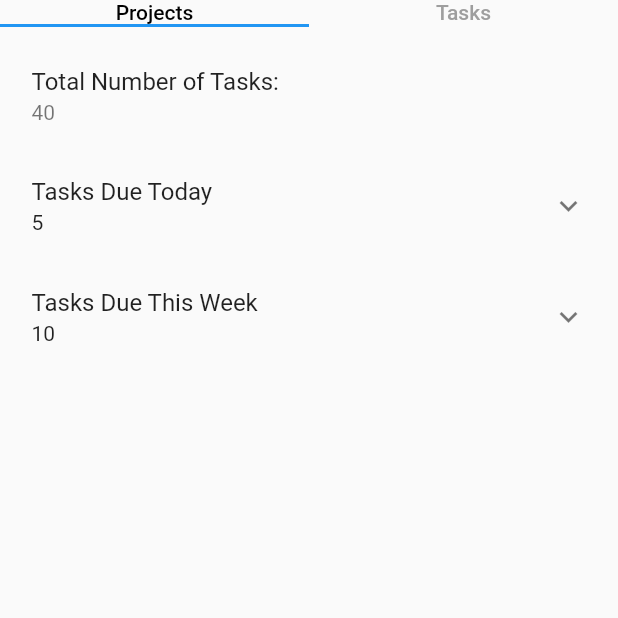
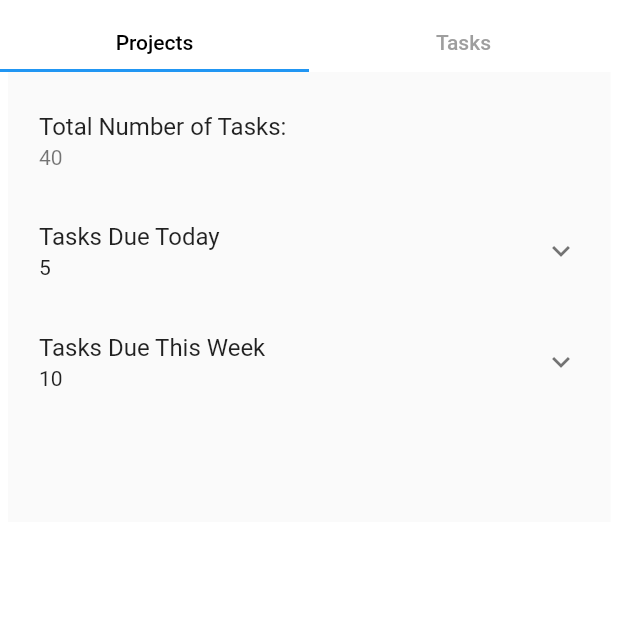
Before and after one commit to Z-inator/productivity_app, a Flutter app: the TaskScreen screen opened by its route, on a phone screen of 412 x 824 dp, the top half of it. Run offline on Flutter 3.47's test engine with Material 2 defaults, Android fonts, the phone set to English and light mode, and no system bars; our stand-ins replace cloud_firestore, firebase_auth, firebase_core, fl_chart, flutter_animation_progress_bar, google_sign_in and 1 more; accounts and stored records are empty; network calls fail.

Commit message:
Have a working tabview

```diff
--- a/lib/screens/tasks/task_project_screen.dart
+++ b/lib/screens/tasks/task_project_screen.dart
@@ -11,23 +11,26 @@ class TaskScreen extends StatelessWidget {
     return DefaultTabController(
       initialIndex: 0,
       length: 2,
-      child: Scaffold(
-        appBar: TabBar(
+      child: Column(
+        children: [
+        Container(
+          padding: EdgeInsets.only(top: 20),
+          width: MediaQuery.of(context).size.width,
+          child: TabBar(
             unselectedLabelColor: Colors.grey,
             labelColor: Colors.black,
+            labelPadding: EdgeInsets.only(bottom: 10),
               tabs: [
                 Text('Projects'),
                 Text('Tasks')
-              // Tab(icon: Icon(Icons.fact_check_rounded),),
-              // Tab(icon: Icon(Icons.source_rounded),),
-              // Tab(icon: Icon(Icons.toc_rounded),),
-              // Tab(icon: Icon(Icons.view_list_rounded),),
-              // Tab(icon: Icon(Icons.fact_check_rounded),),
-              // Tab(icon: Icon(Icons.list_alt_rounded),),
-              // Tab(icon: Icon(Icons.topic_rounded),),
               ]
             ),
-        body: TabBarView(
+        ),
+        Expanded(
+          child: Container(
+            padding: EdgeInsets.symmetric(horizontal: 5),
+            width: MediaQuery.of(context).size.width,
+            child: TabBarView(
             children: [
               NestedScrollView(
                 floatHeaderSlivers: true,
@@ -83,6 +86,9 @@ class TaskScreen extends StatelessWidget {
               ),
             ]
           ),
+                  ),
+        ),
+        ]
       )
     );
   }
--- a/lib/screens/timeEntries/components/time_stream.dart
+++ b/lib/screens/timeEntries/components/time_stream.dart
@@ -24,6 +24,7 @@ class TimeStream extends StatelessWidget {
               return Text('Loading');
             }
             return ListView(
+              padding: EdgeInsets.only(bottom: 70),
               children: snapshot.data.docs.map((DocumentSnapshot document) {
                 String day = document.id;
                 String numberOfEntries =
@@ -33,7 +34,7 @@ class TimeStream extends StatelessWidget {
                   child: Card(
                     shape: RoundedRectangleBorder(
                         borderRadius: BorderRadius.all(Radius.circular(20))),
-                    elevation: 10,
+                    elevation: 5,
                     child: Column(
                       mainAxisSize: MainAxisSize.min,
                       mainAxisAlignment: MainAxisAlignment.spaceAround,
```
Also changed, not shown: lib/screens/tasks/components/project_stream.dart (+12 -2 lines), lib/screens/tasks/components/task_stream.dart (+4 -5 lines). Lines whose indentation alone changed are shown as unchanged.
